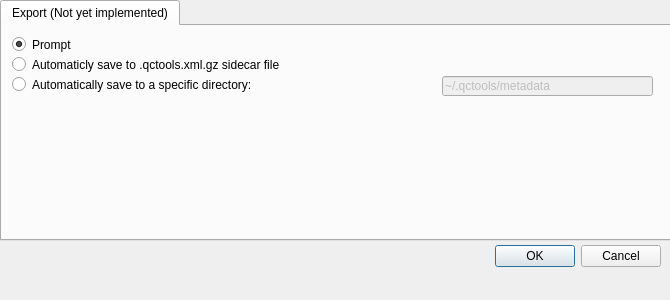
Old version of the form Source/GUI/preferences.ui in the repository bavc/qctools.
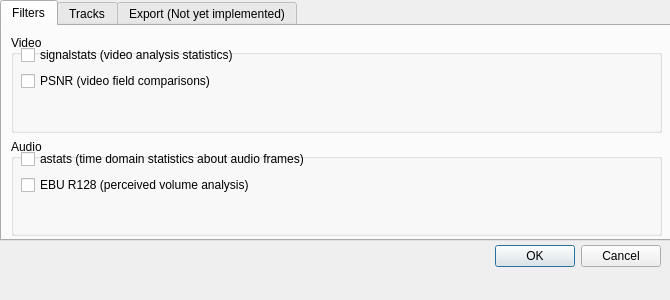
New version of the form.

Commit message: Add Preferences, with filters selection and first/all tracks selection.

Patch:
```diff
--- a/Source/GUI/preferences.ui
+++ b/Source/GUI/preferences.ui
@@ -41,7 +41,228 @@
    <property name="currentIndex">
     <number>0</number>
    </property>
+   <widget class="QWidget" name="Filters">
+    <attribute name="title">
+     <string>Filters</string>
+    </attribute>
+    <widget class="QWidget" name="verticalLayoutWidget_2">
+     <property name="geometry">
+      <rect>
+       <x>9</x>
+       <y>9</y>
+       <width>651</width>
+       <height>201</height>
+      </rect>
+     </property>
+     <layout class="QVBoxLayout" name="verticalLayout_2">
+      <item>
+       <widget class="QGroupBox" name="groupBox_2">
+        <property name="title">
+         <string>Video</string>
+        </property>
+        <widget class="QWidget" name="verticalLayoutWidget_3">
+         <property name="geometry">
+          <rect>
+           <x>10</x>
+           <y>10</y>
+           <width>631</width>
+           <height>80</height>
+          </rect>
+         </property>
+         <layout class="QVBoxLayout" name="verticalLayout_4">
+          <item>
+           <widget class="QCheckBox" name="Filters_Video_signalstats">
+            <property name="text">
+             <string>signalstats (video analysis statistics) </string>
+            </property>
+           </widget>
+          </item>
+          <item>
+           <widget class="QCheckBox" name="Filters_Video_Psnr">
+            <property name="text">
+             <string>PSNR (video field comparisons)</string>
+            </property>
+           </widget>
+          </item>
+          <item>
+           <spacer name="verticalSpacer_2">
+            <property name="orientation">
+             <enum>Qt::Vertical</enum>
+            </property>
+            <property name="sizeHint" stdset="0">
+             <size>
+              <width>20</width>
+              <height>40</height>
+             </size>
+            </property>
+           </spacer>
+          </item>
+         </layout>
+        </widget>
+       </widget>
+      </item>
+      <item>
+       <widget class="QGroupBox" name="groupBox_3">
+        <property name="title">
+         <string>Audio</string>
+        </property>
+        <widget class="QWidget" name="verticalLayoutWidget">
+         <property name="geometry">
+          <rect>
+           <x>10</x>
+           <y>10</y>
+           <width>631</width>
+           <height>80</height>
+          </rect>
+         </property>
+         <layout class="QVBoxLayout" name="verticalLayout_3">
+          <item>
+           <widget class="QCheckBox" name="Filters_Audio_astats">
+            <property name="text">
+             <string>astats (time domain statistics about audio frames)</string>
+            </property>
+           </widget>
+          </item>
+          <item>
+           <widget class="QCheckBox" name="Filters_Audio_EbuR128">
+            <property name="text">
+             <string>EBU R128 (perceived volume analysis)</string>
+            </property>
+           </widget>
+          </item>
+          <item>
+           <spacer name="verticalSpacer">
+            <property name="orientation">
+             <enum>Qt::Vertical</enum>
+            </property>
+            <property name="sizeHint" stdset="0">
+             <size>
+              <width>20</width>
+              <height>40</height>
+             </size>
+            </property>
+           </spacer>
+          </item>
+         </layout>
+        </widget>
+       </widget>
+      </item>
+     </layout>
+    </widget>
+   </widget>
+   <widget class="QWidget" name="Tracks">
+    <attribute name="title">
+     <string>Tracks</string>
+    </attribute>
+    <widget class="QWidget" name="verticalLayoutWidget_5">
+     <property name="geometry">
+      <rect>
+       <x>9</x>
+       <y>9</y>
+       <width>651</width>
+       <height>201</height>
+      </rect>
+     </property>
+     <layout class="QVBoxLayout" name="verticalLayout_6">
+      <item>
+       <widget class="QGroupBox" name="groupBox_4">
+        <property name="title">
+         <string>Video</string>
+        </property>
+        <widget class="QWidget" name="verticalLayoutWidget_6">
+         <property name="geometry">
+          <rect>
+           <x>10</x>
+           <y>10</y>
+           <width>631</width>
+           <height>80</height>
+          </rect>
+         </property>
+         <layout class="QVBoxLayout" name="verticalLayout_7">
+          <item>
+           <widget class="QRadioButton" name="Tracks_Video_First">
+            <property name="text">
+             <string>First track only</string>
+            </property>
+           </widget>
+          </item>
+          <item>
+           <widget class="QRadioButton" name="Tracks_Video_All">
+            <property name="text">
+             <string>All tracks</string>
+            </property>
+           </widget>
+          </item>
+          <item>
+           <spacer name="verticalSpacer_4">
+            <property name="orientation">
+             <enum>Qt::Vertical</enum>
+            </property>
+            <property name="sizeHint" stdset="0">
+             <size>
+              <width>20</width>
+              <height>40</height>
+             </size>
+            </property>
+           </spacer>
+          </item>
+         </layout>
+        </widget>
+       </widget>
+      </item>
+      <item>
+       <widget class="QGroupBox" name="groupBox_5">
+        <property name="title">
+         <string>Audio</string>
+        </property>
+        <widget class="QWidget" name="verticalLayoutWidget_7">
+         <property name="geometry">
+          <rect>
+           <x>10</x>
+           <y>10</y>
+           <width>631</width>
+           <height>80</height>
+          </rect>
+         </property>
+         <layout class="QVBoxLayout" name="verticalLayout_8">
+          <item>
+           <widget class="QRadioButton" name="Tracks_Audio_First">
+            <property name="text">
+             <string>First track only</string>
+            </property>
+           </widget>
+          </item>
+          <item>
+           <widget class="QRadioButton" name="Tracks_Audio_All">
+            <property name="text">
+             <string>All tracks</string>
+            </property>
+           </widget>
+          </item>
+          <item>
+           <spacer name="verticalSpacer_5">
+            <property name="orientation">
+             <enum>Qt::Vertical</enum>
+            </property>
+            <property name="sizeHint" stdset="0">
+             <size>
+              <width>20</width>
+              <height>40</height>
+             </size>
+            </property>
+           </spacer>
+          </item>
+         </layout>
+        </widget>
+       </widget>
+      </item>
+     </layout>
+    </widget>
+   </widget>
    <widget class="QWidget" name="tab">
+    <property name="enabled">
+     <bool>false</bool>
+    </property>
     <attribute name="title">
      <string>Export (Not yet implemented)</string>
     </attribute>
```
The commit also changes 20 other files.
